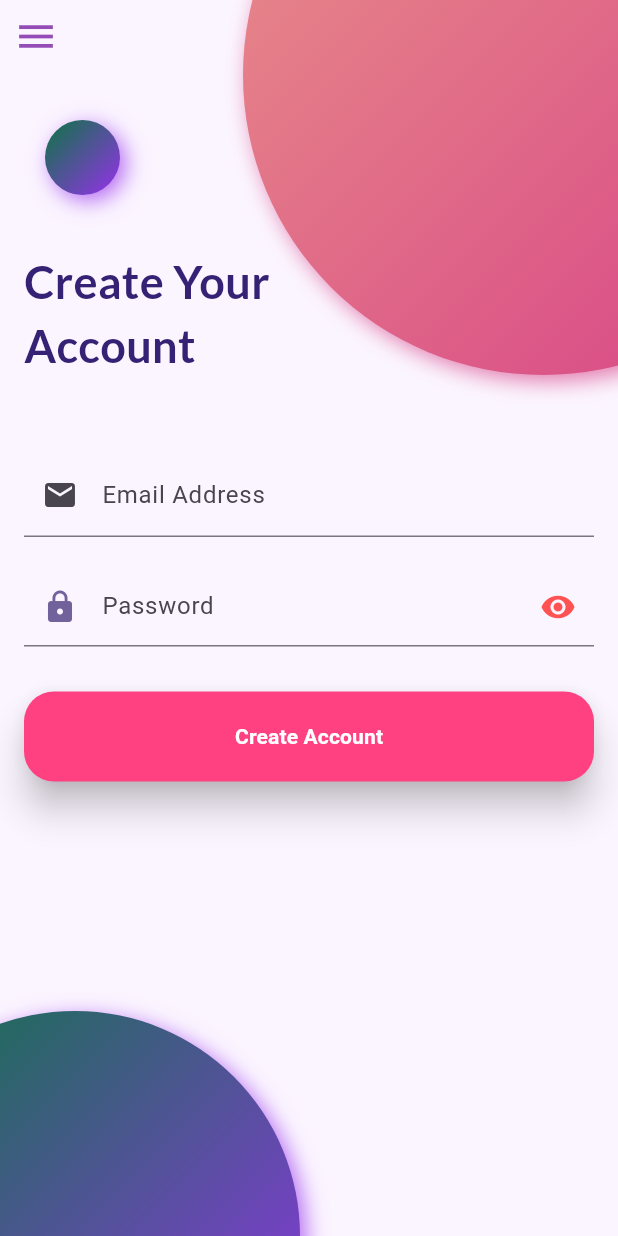
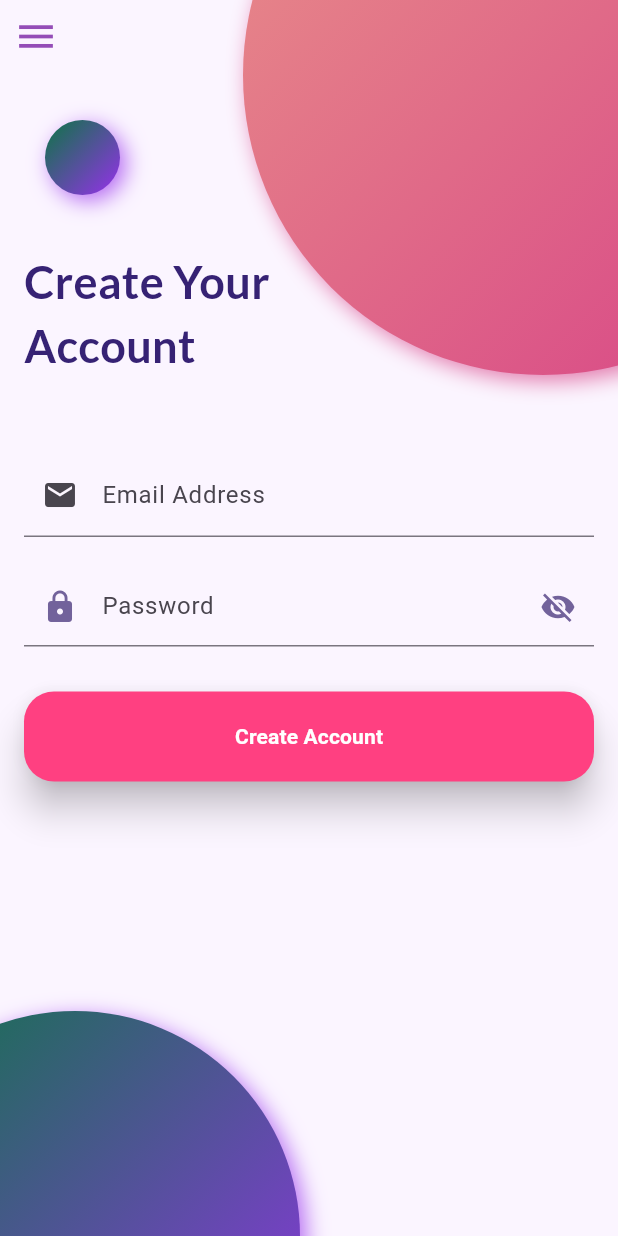
Before and after one commit to Felix-Jorge-Flores/Curso-Flutter-UNCP-2024-I, a Flutter app: the DrawerStackPage screen opened directly, on a phone screen of 412 x 824 dp. Run offline on Flutter 3.47's test engine with Material 3 defaults, Android fonts, the phone set to English and light mode, and no system bars; our stand-ins replace google_fonts; network calls fail.

Commit message:
Semana 13 manifest fixed

```diff
--- a/lib/pages/drawer_stack/drawer_stack_page.dart
+++ b/lib/pages/drawer_stack/drawer_stack_page.dart
@@ -1,7 +1,6 @@
 import 'package:flutter/material.dart';
 import 'package:google_fonts/google_fonts.dart';
-import 'package:prueba_flutter_2024/pages/alert/alerta_page.dart';
-import 'package:prueba_flutter_2024/pages/alert/alerta_page_2.dart';
+import 'package:prueba_flutter_2024/pages/alert/alert_pages.dart';
 import 'package:prueba_flutter_2024/pages/inputs/inputs.dart';
 import '../../assets/constants.dart' as constants;
 
@@ -14,7 +13,7 @@ class DrawerStackPage extends StatefulWidget {
 
 class _DrawerYStackPageState extends State<DrawerStackPage> {
   final GlobalKey<ScaffoldState> _scaffoldKey = GlobalKey<ScaffoldState>();
-  bool isInvisible = false;
+  bool isInvisible = true;
   @override
   Widget build(BuildContext context) {
     final double screenWidth = MediaQuery.of(context).size.width;
@@ -95,11 +94,13 @@ class _DrawerYStackPageState extends State<DrawerStackPage> {
       ),
       body: Stack(
         children: <Widget>[
-          IconButton(
-            icon: const Icon(Icons.menu),
-            color: const Color(0xff944db7),
-            iconSize: 30,
-            onPressed: () => _scaffoldKey.currentState?.openDrawer(),
+          SafeArea(
+            child: IconButton(
+              icon: const Icon(Icons.menu),
+              color: const Color(0xff944db7),
+              iconSize: 30,
+              onPressed: () => _scaffoldKey.currentState?.openDrawer(),
+            ),
           ),
           const Stack(
             children: [
```
Also changed, not shown: lib/pages/pages.dart (added), 1 other file.
